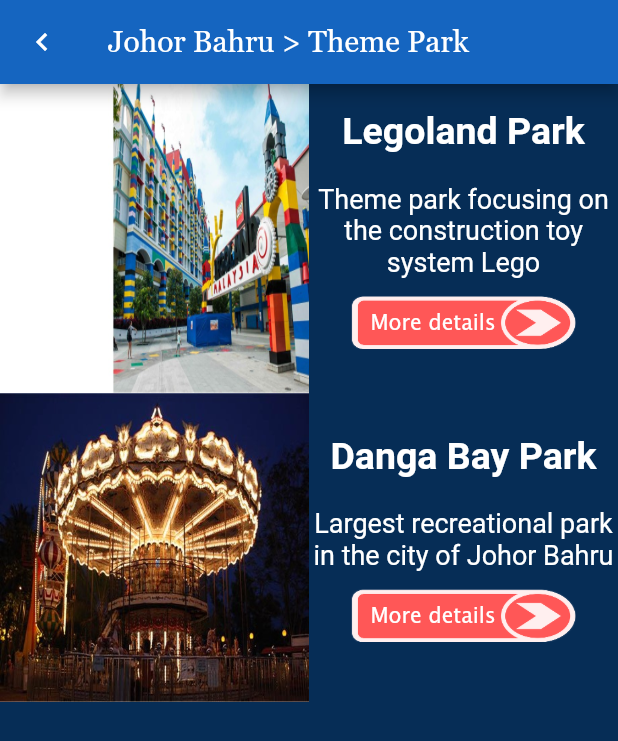
After one commit to VictorDoom022/notMyProject, a Flutter app: the johorBahruInfo screen opened directly, after a tap on "Theme Park", on a phone screen of 412 x 824 dp. The commit adds this screen. Shown: the top 741 px of the screen. Run offline on Flutter 3.47's test engine with Material 2 defaults, Android fonts, the phone set to English and light mode, and no system bars.

Commit message:
add JB theme park

```diff
--- a/lib/views/districtPage.dart
+++ b/lib/views/districtPage.dart
@@ -1,6 +1,8 @@
 import 'package:flutter/material.dart';
 import 'package:notmyproject/views/pontianInfo.dart';
 import 'package:notmyproject/views/welcomePage.dart';
+
+import 'johorBahruInfo.dart';
 
 class districtPage extends StatefulWidget {
   @override
@@ -90,9 +92,19 @@
               padding: EdgeInsets.fromLTRB(210, 400, 0, 0),
               child: moreDetailsButton('assets/images/kulaiJaya.png', 'Kulai Jaya')
             ),
-            Container(
-              padding: EdgeInsets.fromLTRB(240, 460, 0, 0),
-              child: moreDetailsButton('assets/images/johorBahru.png', 'Johor Bahru')
+            GestureDetector(
+              onTap: (){
+                Navigator.push(context, MaterialPageRoute(
+                    builder:(context){
+                      return johorBahruInfo();
+                    }
+                  )
+                );
+              },
+              child: Container(
+                padding: EdgeInsets.fromLTRB(240, 460, 0, 0),
+                child: moreDetailsButton('assets/images/johorBahru.png', 'Johor Bahru')
+              ),
             ),
           ],
         ),
--- /dev/null
+++ b/lib/views/johorBahruInfo.dart
@@ -0,0 +1,256 @@
+import 'package:flutter/material.dart';
+import 'package:notmyproject/views/districtPage.dart';
+import 'package:notmyproject/views/johorBahruThemePark.dart';
+import 'package:notmyproject/views/pontianLeisurePage.dart';
+import 'package:notmyproject/views/pontianRestaurant.dart';
+
+class johorBahruInfo extends StatefulWidget {
+  @override
+  _johorBahruInfoState createState() => _johorBahruInfoState();
+}
+
+class _johorBahruInfoState extends State<johorBahruInfo> {
+
+  TextStyle gridTextStyle = TextStyle(
+      color: Colors.white,
+      fontSize: 20,
+      fontWeight: FontWeight.bold,
+      fontFamily: 'Gothic'
+  );
+
+  @override
+  Widget build(BuildContext context) {
+
+    var size = MediaQuery.of(context).size;
+
+    /*24 is for notification bar on Android*/
+    final double itemHeight = (size.height - kToolbarHeight - 24) / 2;
+    final double itemWidth = size.width / 2;
+
+    return Scaffold(
+      appBar: AppBar(
+          centerTitle: true,
+          backgroundColor: Colors.blue[800],
+          leading: IconButton(
+            icon: Icon(Icons.keyboard_arrow_left),
+            onPressed: (){
+              Navigator.push(context, MaterialPageRoute(
+                  builder:(context){
+                    return districtPage();
+                  }
+              )
+              );
+            },
+          ),
+          title: Text(
+            'Johor Bahru',
+            style: TextStyle(
+                fontFamily: 'Georgia',
+                fontSize: 20
+            ),
+          ),
+        ),
+      body: Container(
+        color: Color.fromARGB(255, 6, 45, 86),
+        child: GridView.count(
+          childAspectRatio: (itemWidth / itemHeight),
+          shrinkWrap: true,
+          crossAxisCount: 2,
+          children: [
+            Container(
+                child: Stack(
+                  children: [
+                    Positioned.fill(
+                        child: ColorFiltered(
+                          colorFilter: ColorFilter.mode(Colors.black38, BlendMode.darken),
+                          child: Image(
+                            image: AssetImage('assets/images/ps1.png'),
+                            fit: BoxFit.fill,
+                      ),
+                        )
+                    ),
+                    Center(
+                        child: Column(
+                          mainAxisAlignment: MainAxisAlignment.center,
+                          children: [
+                            Image(
+                              image: AssetImage('assets/images/restaurantIcon.png'),
+                              height: 80,
+                            ),
+                            Text(
+                                'Restaurant',
+                              style: gridTextStyle,
+                            ),
+                          ],
+                        )
+                    )
+                  ],
+                ),
+              ),
+            Container(
+              child: Stack(
+                fit: StackFit.expand,
+                children: [
+                  Positioned.fill(
+                      child: ColorFiltered(
+                        colorFilter: ColorFilter.mode(Colors.black38, BlendMode.darken),
+                        child: Image(
+                        image: AssetImage('assets/images/ps4.png'),
+                        fit: BoxFit.fill,
+                    ),
+                      )
+                  ),
+                  Center(
+                      child: Column(
+                        mainAxisAlignment: MainAxisAlignment.center,
+                        children: [
+                          Image(
+                            image: AssetImage('assets/images/beachIcon.png'),
+                            height: 80,
+                          ),
+                          Text(
+                            'Beach',
+                            style: gridTextStyle,
+                          ),
+                        ],
+                      )
+                  )
+                ],
+              ),
+            ),
+            GestureDetector(
+              onTap: (){
+                Navigator.push(context, MaterialPageRoute(
+                    builder:(context){
+                      return johorBahruThemeParkPage();
+                    }
+                )
+                );
+              },
+              child: Container(
+                child: Stack(
+                  children: [
+                    Positioned.fill(
+                        child: ColorFiltered(
+                          colorFilter: ColorFilter.mode(Colors.black38, BlendMode.darken),
+                          child: Image(
+                            image: AssetImage('assets/images/ps2.png'),
+                            fit: BoxFit.cover,
+                          ),
+                        )
+                    ),
+                    Center(
+                        child: Column(
+                          mainAxisAlignment: MainAxisAlignment.center,
+                          children: [
+                            Image(
+                              image: AssetImage('assets/images/themeParkIcon.png'),
+                              height: 80,
+                            ),
+                            Text(
+                              'Theme Park',
+                              style: gridTextStyle,
+                            ),
+                          ],
+                        )
+                    )
+                  ],
+                ),
+              ),
+            ),
+            Container(
+              child: Stack(
+                children: [
+                  Positioned.fill(
+                    child: ColorFiltered(
+                      colorFilter: ColorFilter.mode(Colors.black38, BlendMode.darken),
+                      child: Image(
+                        image: AssetImage('assets/images/ps3.png'),
+                        fit: BoxFit.fill,
+                      ),
+                    ),
+                  ),
+                  Center(
+                      child: Column(
+                        mainAxisAlignment: MainAxisAlignment.center,
+                        children: [
+                          Image(
+                            image: AssetImage('assets/images/adventureIcon.png'),
+                            height: 80,
+                          ),
+                          Text(
+                            'Adventure',
+                            style: gridTextStyle,
+                          ),
+                        ],
+                      )
+                  )
+                ],
+              ),
+            ),
+            Container(
+              child: Stack(
+                children: [
+                  Positioned.fill(
+                    child: ColorFiltered(
+                      colorFilter: ColorFilter.mode(Colors.black38, BlendMode.darken),
+                      child: Image(
+                        image: AssetImage('assets/images/ps5.png'),
+                        fit: BoxFit.fill,
+                      ),
+                    ),
+                  ),
+                  Center(
+                      child: Column(
+                        mainAxisAlignment: MainAxisAlignment.center,
+                        children: [
+                          Image(
+                            image: AssetImage('assets/images/leisureIcon.png'),
+                            height: 80,
+                          ),
+                          Text(
+                            'Leisure',
+                            style: gridTextStyle,
+                          ),
+                        ],
+                      )
+                  )
+                ],
+              ),
+            ),
+            Container(
+              child: Stack(
+                children: [
+                  Positioned.fill(
+                    child: ColorFiltered(
+                      colorFilter: ColorFilter.mode(Colors.black38, BlendMode.darken),
+                      child: Image(
+                        image: AssetImage('assets/images/ps6.png'),
+                        fit: BoxFit.fill,
+                      ),
+                    ),
+                  ),
+                  Center(
+                      child: Column(
+                        mainAxisAlignment: MainAxisAlignment.center,
+                        children: [
+                          Image(
+                            image: AssetImage('assets/images/landmarkIcon.png'),
+                            height: 80,
+                          ),
+                          Text(
+                            'Landmark',
+                            style: gridTextStyle,
+                          ),
+                        ],
+                      )
+                  )
+                ],
+              ),
+            ),
+          ],
+        ),
+      ),
+    );
+  }
+}
--- /dev/null
+++ b/lib/views/johorBahruThemePark.dart
@@ -0,0 +1,142 @@
+import 'package:flutter/material.dart';
+import 'package:notmyproject/views/kukupIslandInfoPage.dart';
+import 'package:notmyproject/views/pontianInfo.dart';
+
+class johorBahruThemeParkPage extends StatefulWidget {
+  @override
+  _johorBahruThemeParkPageState createState() => _johorBahruThemeParkPageState();
+}
+
+class _johorBahruThemeParkPageState extends State<johorBahruThemeParkPage> {
+  @override
+  Widget build(BuildContext context) {
+    return Scaffold(
+      appBar: AppBar(
+        backgroundColor: Colors.blue[800],
+        leading: IconButton(
+          icon: Icon(Icons.keyboard_arrow_left),
+          onPressed: (){
+            Navigator.push(context, MaterialPageRoute(
+                builder:(context){
+                  return pontianInfo();
+                }
+            )
+            );
+          },
+        ),
+        title: Text(
+          'Johor Bahru > Theme Park',
+          style: TextStyle(
+              fontFamily: 'Georgia',
+              fontSize: 20
+          ),
+        ),
+      ),
+      body: Container(
+        color: Color.fromARGB(255, 6, 45, 86),
+        child: GridView.count(
+          crossAxisCount: 2,
+          children: [
+            Container(
+              child: Image(
+                image: AssetImage('assets/images/Johor Bahru Theme Park 1.jpg'),
+                fit: BoxFit.fill,
+              ),
+            ),
+            Container(
+              child: Column(
+                mainAxisAlignment: MainAxisAlignment.center,
+                children: [
+                  Text(
+                      'Legoland Park',
+                    style: TextStyle(
+                      fontSize: 25,
+                      color: Colors.white,
+                      fontWeight: FontWeight.bold
+                    ),
+                  ),
+                  SizedBox(height: 20),
+                  Text(
+                    'Theme park focusing on the construction toy system Lego',
+                    textAlign: TextAlign.center,
+                    style: TextStyle(
+                      fontSize: 18,
+                      color: Colors.white
+                    ),
+                  ),
+                  GestureDetector(
+                      onTap: (){
+                        Navigator.push(context, MaterialPageRoute(
+                            builder:(context){
+                              return kukupIslandInfoPage();
+                            }
+                          )
+                        );
+                      },
+                      child: moreDetailsButton('assets/images/moreDetails.png', 'More details')
+                  ),
+                ],
+              ),
+
+            ),
+            Container(
+              child: Image(
+                image: AssetImage('assets/images/Johor Bahru Theme Park 2.jpg'),
+                fit: BoxFit.fill,
+              ),
+            ),
+            Container(
+              child: Column(
+                mainAxisAlignment: MainAxisAlignment.center,
+                children: [
+                  Text(
+                    'Danga Bay Park',
+                    style: TextStyle(
+                        fontSize: 25,
+                        color: Colors.white,
+                        fontWeight: FontWeight.bold
+                    ),
+                  ),
+                  SizedBox(height: 20),
+                  Text(
+                    'Largest recreational park in the city of Johor Bahru',
+                    textAlign: TextAlign.center,
+                    style: TextStyle(
+                        fontSize: 18,
+                        color: Colors.white
+                    ),
+                  ),
+                  moreDetailsButton('assets/images/moreDetails.png', 'More details'),
+                ],
+              ),
+
+            ),
+          ],
+        ),
+      ),
+    );
+  }
+
+  Widget moreDetailsButton(String imageDir, String buttonTitle){
+    return Stack(
+      children: [
+        Image(
+          image: AssetImage(imageDir),
+          height: 60,
+          width: 150,
+        ),
+        Padding(
+          padding: const EdgeInsets.fromLTRB(13, 20, 0, 0),
+          child: Text(
+            buttonTitle,
+            textAlign: TextAlign.center,
+            style: TextStyle(
+                color: Colors.white,
+                fontFamily: 'Lucida'
+            ),
+          ),
+        ),
+      ],
+    );
+  }
+}
```
